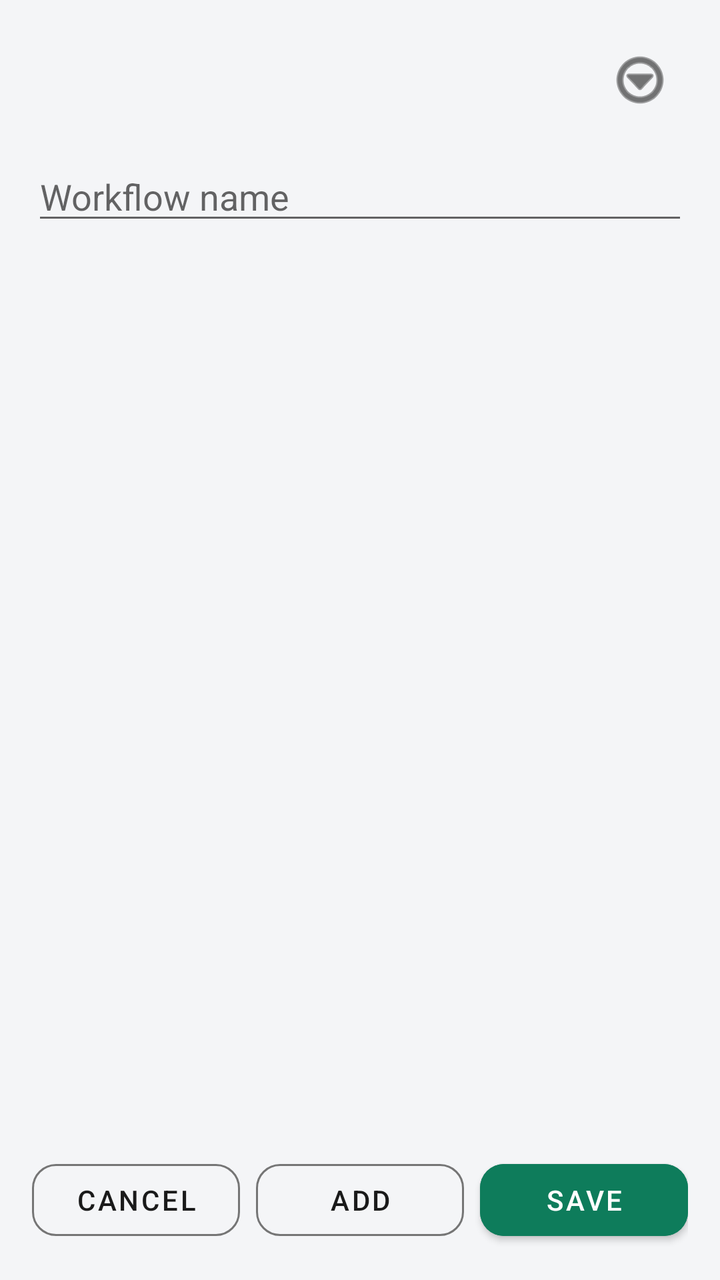
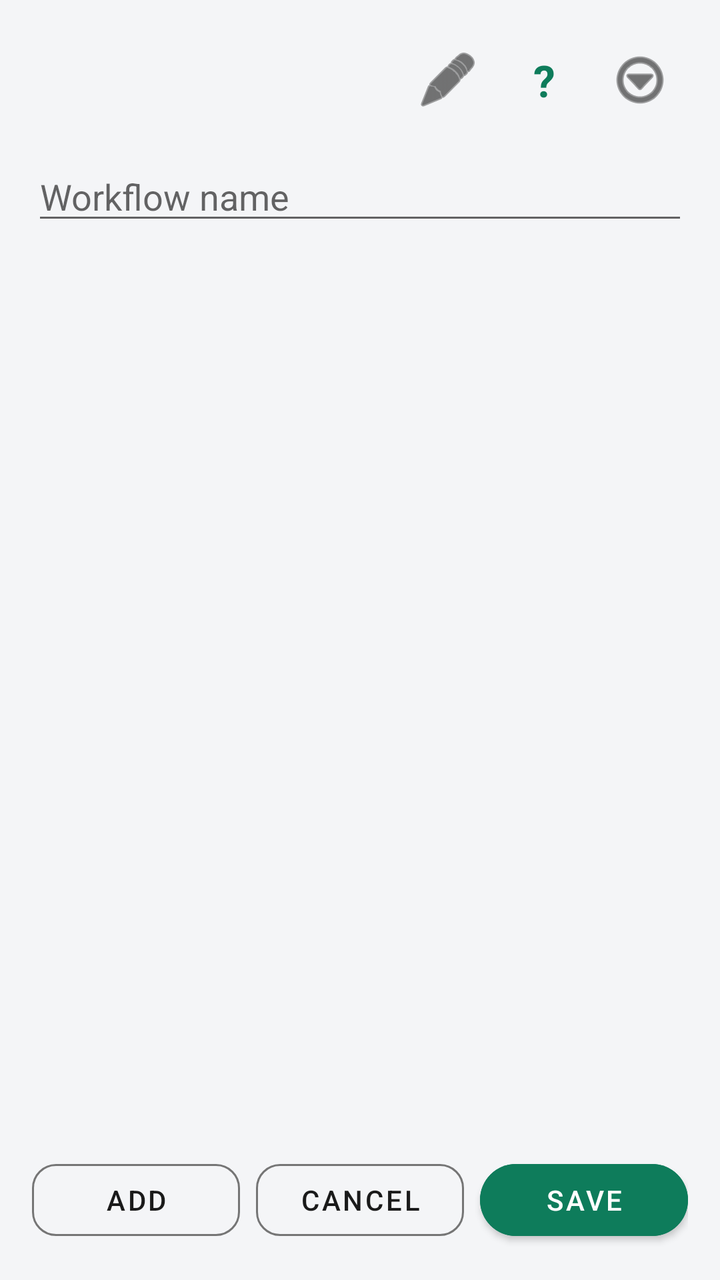

Before-and-after screenshots of an Android layout around one commit, followed by the original layout XML and the change that was made.
<!-- AndroidManifest.xml: application theme AppTheme -->
<!-- res/layout/activity_task_editor.xml -->
<?xml version="1.0" encoding="utf-8"?>
<LinearLayout xmlns:android="http://schemas.android.com/apk/res/android"
    android:layout_width="match_parent"
    android:layout_height="match_parent"
    android:background="@color/background"
    android:orientation="vertical"
    android:padding="16dp">

    <LinearLayout
        android:layout_width="match_parent"
        android:layout_height="wrap_content"
        android:gravity="center_vertical"
        android:orientation="horizontal">

        <TextView
            android:id="@+id/editor_title"
            android:layout_width="0dp"
            android:layout_height="wrap_content"
            android:layout_weight="1"
            android:textColor="@color/text_primary"
            android:textSize="22sp"
            android:textStyle="bold" />

        
        <ImageButton
            android:id="@+id/btn_editor_menu"
            android:layout_width="48dp"
            android:layout_height="48dp"
            android:background="?attr/selectableItemBackgroundBorderless"
            android:contentDescription="@string/editor_data"
            android:src="@android:drawable/ic_menu_more"
            android:tint="@color/text_primary" />
    </LinearLayout>

    
    <EditText
        android:id="@+id/workflow_name"
        android:layout_width="match_parent"
        android:layout_height="wrap_content"
        android:layout_marginTop="12dp"
        android:hint="@string/workflow_name_hint"
        android:inputType="text"
        android:singleLine="true" />

    <androidx.recyclerview.widget.RecyclerView
        android:id="@+id/step_list"
        android:layout_width="match_parent"
        android:layout_height="0dp"
        android:layout_marginTop="12dp"
        android:layout_weight="1" />

    <LinearLayout
        android:layout_width="match_parent"
        android:layout_height="wrap_content"
        android:layout_marginTop="12dp"
        android:orientation="horizontal">

        <Button
            android:id="@+id/btn_cancel"
            style="@style/OutlineButton"
            android:layout_width="0dp"
            android:layout_height="wrap_content"
            android:layout_marginEnd="8dp"
            android:layout_weight="1"
            android:minWidth="0dp"
            android:paddingHorizontal="4dp"
            android:textSize="14sp"
            android:text="@string/editor_cancel" />

        <Button
            android:id="@+id/btn_add"
            style="@style/OutlineButton"
            android:layout_width="0dp"
            android:layout_height="wrap_content"
            android:layout_marginEnd="8dp"
            android:layout_weight="1"
            android:minWidth="0dp"
            android:paddingHorizontal="4dp"
            android:textSize="14sp"
            android:text="@string/editor_add" />

        <Button
            android:id="@+id/btn_save"
            style="@style/FilledButton"
            android:layout_width="0dp"
            android:layout_height="wrap_content"
            android:layout_weight="1"
            android:minWidth="0dp"
            android:paddingHorizontal="4dp"
            android:textSize="14sp"
            android:text="@string/editor_save" />
    </LinearLayout>
</LinearLayout>
<!-- resources referenced by this layout -->
<resources>
  <color name="background">#F4F5F7</color>
  <color name="text_primary">#1A1A1A</color>
  <string name="editor_add">ADD</string>
  <string name="editor_cancel">CANCEL</string>
  <string name="editor_data">Data…</string>
  <string name="editor_save">SAVE</string>
  <string name="workflow_name_hint">Workflow name</string>
  <style name="FilledButton" parent="Widget.MaterialComponents.Button">
          <item name="android:backgroundTint">@color/accent</item>
          <item name="android:textColor">@color/accent_text</item>
          <item name="cornerRadius">12dp</item>
      </style>
  <style name="OutlineButton" parent="Widget.MaterialComponents.Button.OutlinedButton">
          <item name="android:textColor">@color/text_primary</item>
          <item name="strokeColor">@color/text_secondary</item>
          <item name="cornerRadius">12dp</item>
      </style>
  <style name="AppTheme" parent="Theme.MaterialComponents.DayNight.NoActionBar">
          <item name="colorPrimary">@color/accent</item>
          <item name="colorPrimaryDark">@color/accent</item>
          <item name="colorAccent">@color/accent</item>
          <item name="android:windowBackground">@color/background</item>
      </style>
  <color name="accent">#0E7C5B</color>
  <color name="accent_text">#FFFFFF</color>
  <color name="text_secondary">#757575</color>
</resources>

<!-- the commit's change to res/layout/activity_task_editor.xml (unified diff, before → after) -->
@@ -1,5 +1,6 @@
 <?xml version="1.0" encoding="utf-8"?>
 <LinearLayout xmlns:android="http://schemas.android.com/apk/res/android"
+    xmlns:app="http://schemas.android.com/apk/res-auto"
     android:layout_width="match_parent"
     android:layout_height="match_parent"
     android:background="@color/background"
@@ -12,12 +13,38 @@
         android:gravity="center_vertical"
         android:orientation="horizontal">
 
+        
         <TextView
             android:id="@+id/editor_title"
             android:layout_width="0dp"
             android:layout_height="wrap_content"
             android:layout_weight="1"
             android:textColor="@color/text_primary"
+            android:textSize="22sp"
+            android:textStyle="bold" />
+
+        
+        <ImageButton
+            android:id="@+id/btn_name_edit"
+            android:layout_width="48dp"
+            android:layout_height="48dp"
+            android:background="?attr/selectableItemBackgroundBorderless"
+            android:contentDescription="@string/editor_rename_desc"
+            android:src="@android:drawable/ic_menu_edit"
+            android:tint="@color/text_primary" />
+
+        
+        <TextView
+            android:id="@+id/btn_editor_help"
+            android:layout_width="48dp"
+            android:layout_height="48dp"
+            android:background="?attr/selectableItemBackgroundBorderless"
+            android:clickable="true"
+            android:focusable="true"
+            android:contentDescription="@string/editor_help_desc"
+            android:gravity="center"
+            android:text="?"
+            android:textColor="@color/accent"
             android:textSize="22sp"
             android:textStyle="bold" />
 
@@ -49,11 +76,24 @@
         android:layout_marginTop="12dp"
         android:layout_weight="1" />
 
+    
     <LinearLayout
         android:layout_width="match_parent"
         android:layout_height="wrap_content"
         android:layout_marginTop="12dp"
         android:orientation="horizontal">
+
+        <Button
+            android:id="@+id/btn_add"
+            style="@style/OutlineButton"
+            android:layout_width="0dp"
+            android:layout_height="wrap_content"
+            android:layout_marginEnd="8dp"
+            android:layout_weight="1"
+            android:minWidth="0dp"
+            android:paddingHorizontal="4dp"
+            android:textSize="14sp"
+            android:text="@string/editor_add" />
 
         <Button
             android:id="@+id/btn_cancel"
@@ -68,18 +108,6 @@
             android:text="@string/editor_cancel" />
 
         <Button
-            android:id="@+id/btn_add"
-            style="@style/OutlineButton"
-            android:layout_width="0dp"
-            android:layout_height="wrap_content"
-            android:layout_marginEnd="8dp"
-            android:layout_weight="1"
-            android:minWidth="0dp"
-            android:paddingHorizontal="4dp"
-            android:textSize="14sp"
-            android:text="@string/editor_add" />
-
-        <Button
             android:id="@+id/btn_save"
             style="@style/FilledButton"
             android:layout_width="0dp"
@@ -88,6 +116,7 @@
             android:minWidth="0dp"
             android:paddingHorizontal="4dp"
             android:textSize="14sp"
-            android:text="@string/editor_save" />
+            android:text="@string/editor_save"
+            app:cornerRadius="24dp" />
     </LinearLayout>
 </LinearLayout>
<!-- resource entries referenced after the edit -->
@@ -5,6 +5,8 @@
   <string name="editor_add">ADD</string>
   <string name="editor_cancel">CANCEL</string>
   <string name="editor_data">Data…</string>
+  <string name="editor_help_desc">Editor help</string>
+  <string name="editor_rename_desc">Rename workflow</string>
   <string name="editor_save">SAVE</string>
   <string name="workflow_name_hint">Workflow name</string>
   <style name="FilledButton" parent="Widget.MaterialComponents.Button">
